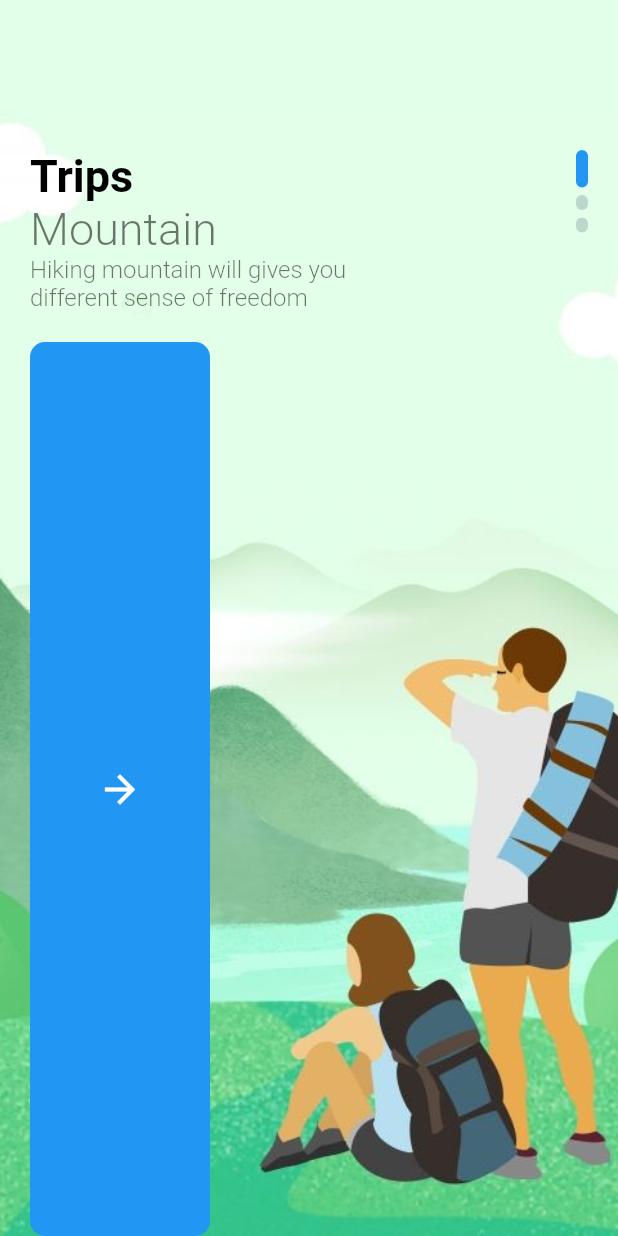
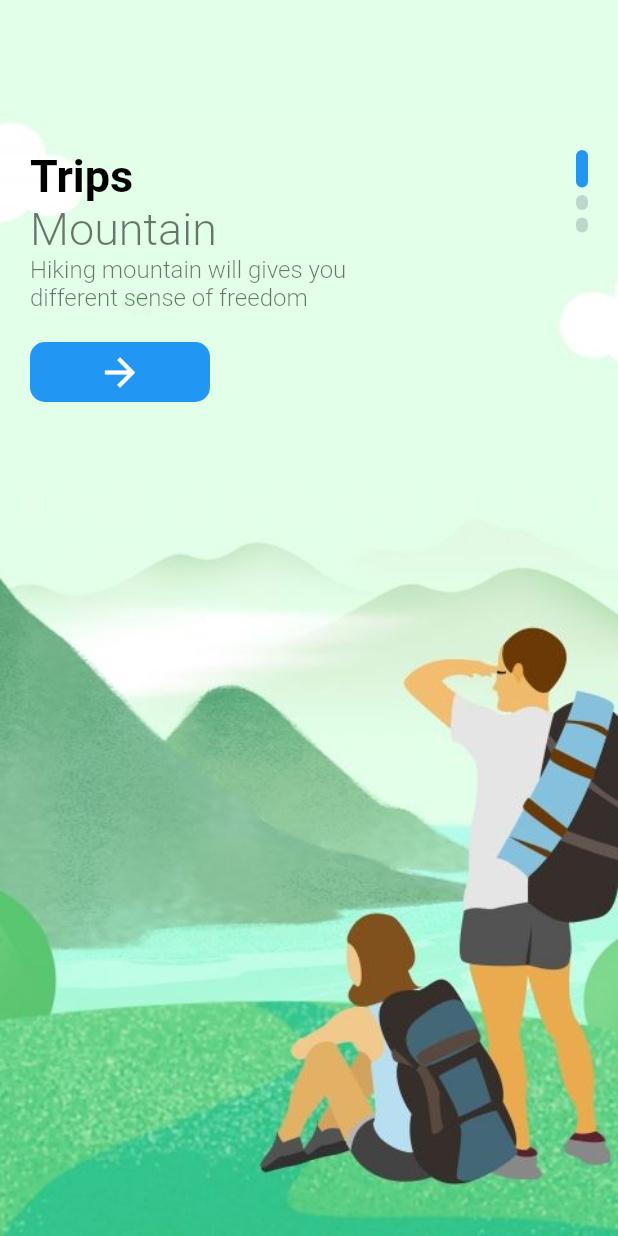
Before and after one commit to Lazymind19/travel_app, a Flutter app: the screen it shows after launch, on a phone screen of 412 x 824 dp. Run offline on Flutter 3.47's test engine with Material 2 defaults, Android fonts, the phone set to English and light mode, and no system bars; our stand-ins replace bloc, equatable, flutter_bloc.

Commit message:
fix : button size

```diff
--- a/lib/pages/welcome_page.dart
+++ b/lib/pages/welcome_page.dart
@@ -50,7 +50,7 @@ class _WelcomePageState extends State<WelcomePage> {
                         ),
                       ),
                       SizedBox(height: 20,),
-                      ResponsiveButton(widht: 120,)
+                      ResponsiveButton(widht: 120,height: 40,)
                     ],
                   ),
                   Column(
```
